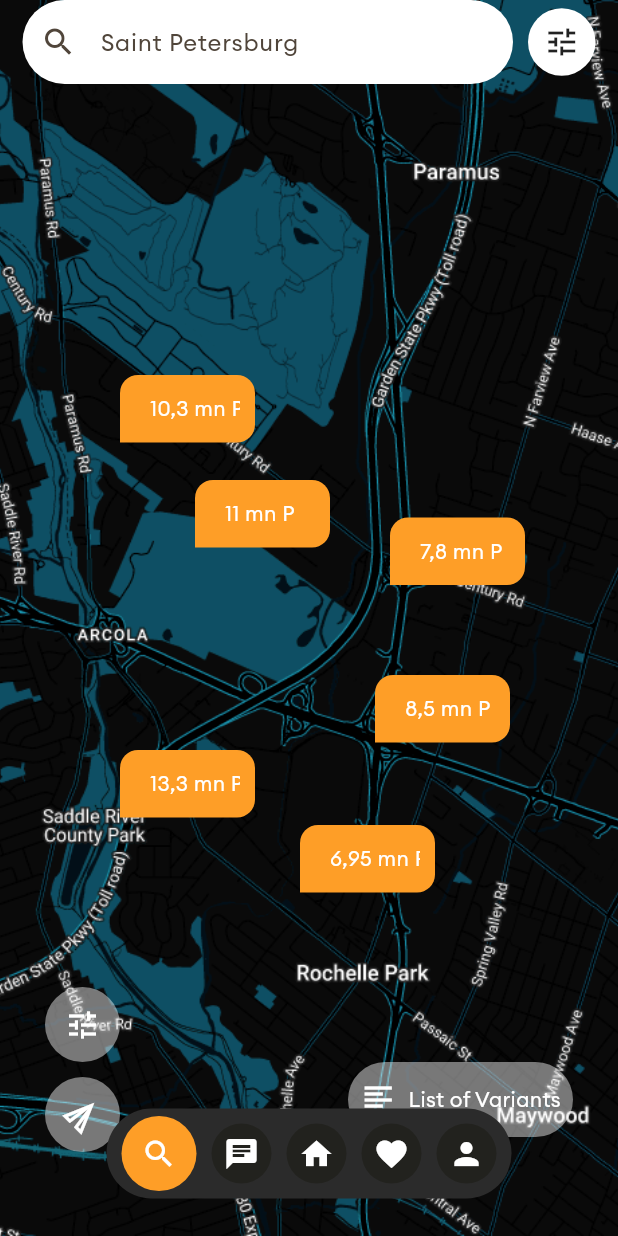
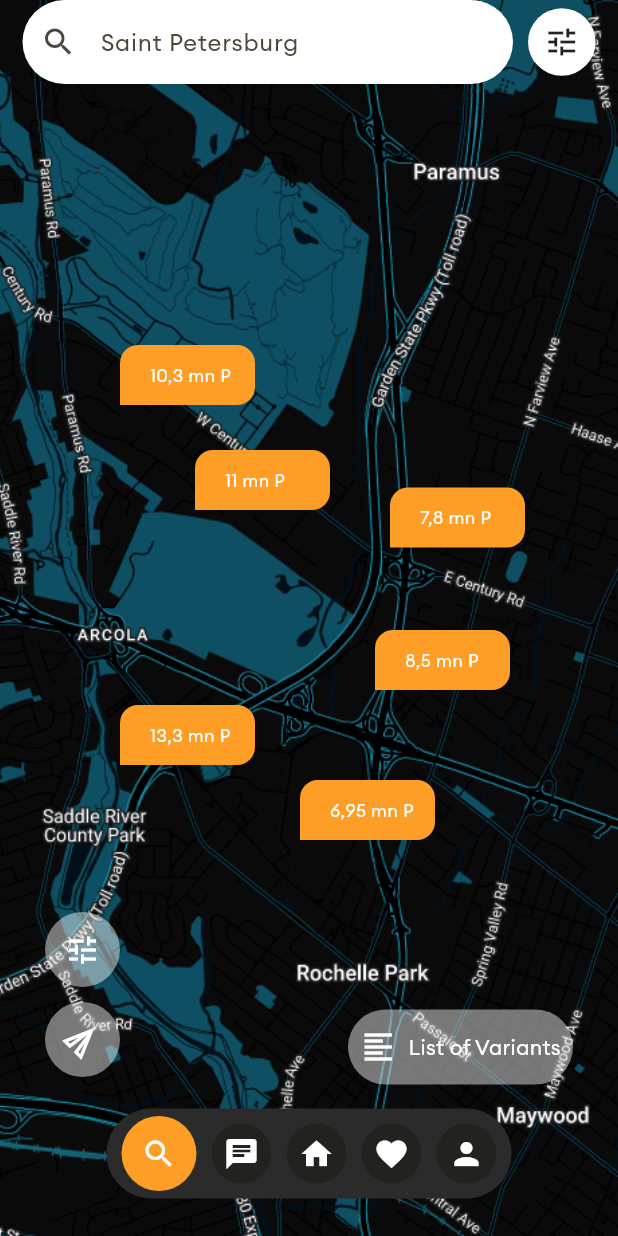
Before and after one commit to ay-emma/flutter-real-estate-app-ui, a Flutter app: the screen it shows after launch, after a tap on the "search" icon, on a phone screen of 412 x 824 dp. Run offline on Flutter 3.47's test engine with Material 3 defaults, Android fonts, the light colour scheme and no system bars; drawn by our look-alikes of flutter_animate.

Commit message:
feat: (android optimaization) add new spacing constants and adjust layout in home and map pages

```diff
--- a/lib/src/style/styles.dart
+++ b/lib/src/style/styles.dart
@@ -17,6 +17,7 @@ final class Styles {
   static const h10 = SizedBox(height: 10);
   static const h15 = SizedBox(height: 15);
   static const h20 = SizedBox(height: 20);
+  static const h30 = SizedBox(height: 30);
   static const h40 = SizedBox(height: 40);
   static const h50 = SizedBox(height: 50);
   static const w2 = SizedBox(width: 2);
--- a/lib/src/views/home_page.dart
+++ b/lib/src/views/home_page.dart
@@ -63,6 +63,7 @@ class HomePage extends StatelessWidget {
                   ),
 
                   //Sub Heading
+                  Styles.h30,
                   Animate(
                     delay: 500.ms,
                     effects: [
@@ -70,9 +71,11 @@ class HomePage extends StatelessWidget {
                     ],
                     child: Text(
                       "Hi, Marina",
-                      style: TextStyle(fontSize: 24, color: Styles.textColor1),
+                      style: TextStyle(fontSize: 26, color: Styles.textColor1),
                     ),
                   ),
+                  Styles.h10,
+
                   Animate(
                     delay: 500.ms,
                     effects: [
@@ -87,18 +90,19 @@ class HomePage extends StatelessWidget {
                     child: Text(
                       "let's select your\nperfect place",
                       style: TextStyle(
-                        fontSize: 30,
+                        fontSize: 36,
                         height: 1.3,
                         fontWeight: FontWeight.w400,
                         color: Colors.black,
                       ),
                     ),
                   ),
-                  SizedBox(height: 10),
+                  Styles.h30,
                 ],
               ),
             ),
             Expanded(
+              flex: 6,
               child: CustomScrollView(
                 slivers: [
                   SliverAppBar(
--- a/lib/src/views/map_page.dart
+++ b/lib/src/views/map_page.dart
@@ -34,32 +34,32 @@ class _MapPageState extends State<MapPage> {
         child: Stack(
           children: [
             Positioned(
-              top: 250,
+              top: 230,
               left: 80,
               child: PinMarker(text: "10,3 mn P", showText: showText),
             ),
             Positioned(
-              top: 320,
+              top: 300,
               left: 130,
               child: PinMarker(text: "11 mn P", showText: showText),
             ),
             Positioned(
-              top: 345,
+              top: 325,
               left: 260,
               child: PinMarker(text: "7,8 mn P", showText: showText),
             ),
             Positioned(
-              top: 500,
+              top: 470,
               left: 80,
               child: PinMarker(text: "13,3 mn P", showText: showText),
             ),
             Positioned(
-              top: 450,
+              top: 420,
               left: 250,
               child: PinMarker(text: "8,5 mn P", showText: showText),
             ),
             Positioned(
-              top: 550,
+              top: 520,
               left: 200,
               child: PinMarker(text: "6,95 mn P", showText: showText),
             ),
@@ -116,7 +116,7 @@ class _MapPageState extends State<MapPage> {
       floatingActionButton: Align(
         alignment: Alignment.bottomRight,
         child: Container(
-          height: 150,
+          height: 200,
           color: Colors.transparent,
           child: Padding(
             padding: Styles.ph30,
@@ -252,6 +252,8 @@ class _MapPageState extends State<MapPage> {
                       curve: Curves.easeInOut,
                     ),
                   ],
+                  child: Padding(
+                    padding: const EdgeInsets.only(bottom: 20.0),
                     child: Container(
                       height: 50,
                       width: 150,
@@ -268,6 +270,7 @@ class _MapPageState extends State<MapPage> {
                             style: TextStyle(color: Colors.white),
                           ),
                         ],
+                      ),
                     ),
                   ),
                 ),
--- a/lib/src/views/widgets/pin_marker.dart
+++ b/lib/src/views/widgets/pin_marker.dart
@@ -70,7 +70,7 @@ class _PinMarkerState extends State<PinMarker> {
       child: AnimatedContainer(
         duration: 300.ms,
         curve: Curves.easeInOut,
-        height: 45,
+        height: 40,
         width: width,
         padding: Styles.ph10,
         decoration: BoxDecoration(
@@ -106,7 +106,7 @@ class _PinMarkerState extends State<PinMarker> {
                     padding: EdgeInsets.only(left: _isTextVisible ? 10.0 : 0.0),
                     child: Text(
                           widget.text,
-                          style: TextStyle(color: Colors.white, fontSize: 14),
+                          style: TextStyle(color: Colors.white, fontSize: 12),
                           overflow: TextOverflow.clip,
                           maxLines: 1,
                           softWrap: false,
```
Lines whose indentation alone changed are shown as unchanged.
